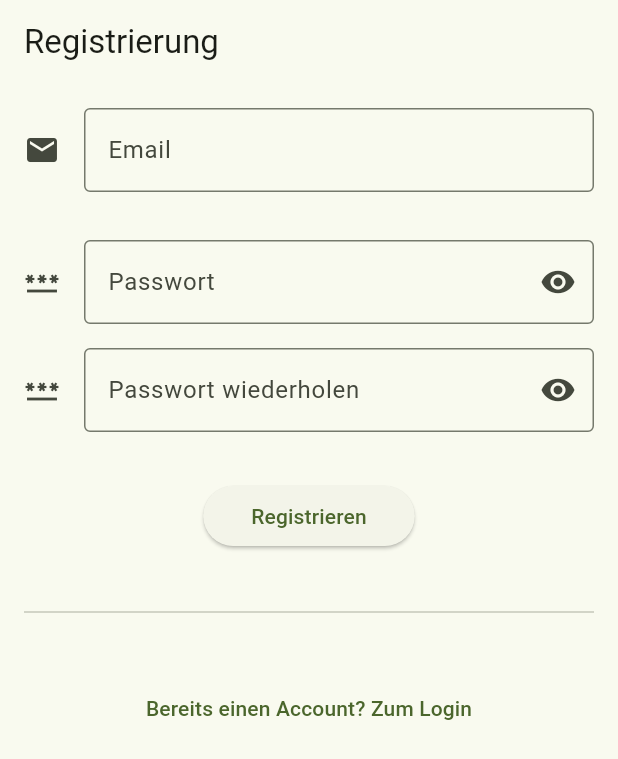
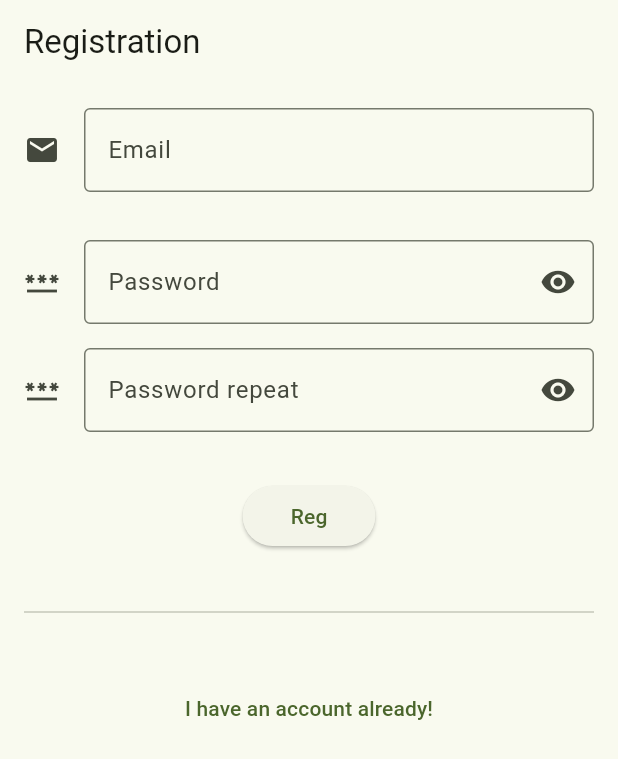
Before and after one commit to Janos85/my_todos, a Flutter app: the SignUpScreen screen opened directly, on a phone screen of 412 x 824 dp. Shown: the top 759 px of the screen. Run offline on Flutter 3.47's test engine with Material 3 defaults, Android fonts, the phone set to English and light mode, and no system bars; our stand-ins replace cloud_firestore, firebase_auth, firebase_core, shimmer; accounts and stored records are empty; network calls fail.

Commit message:
so changes

```diff
--- a/lib/src/features/login_screen.dart
+++ b/lib/src/features/login_screen.dart
@@ -60,7 +60,7 @@ class _LoginScreenState extends State<LoginScreen> {
                   obscureText: !showPassword,
                   decoration: InputDecoration(
                     border: const OutlineInputBorder(),
-                    labelText: "Passwort",
+                    labelText: "Password",
                     icon: const Icon(Icons.password),
                     suffixIcon: IconButton(
                       onPressed: () {
@@ -97,7 +97,7 @@ class _LoginScreenState extends State<LoginScreen> {
                           builder: (context) => const SignUpScreen(),
                         ));
                   },
-                  child: const Text("Noch keinen Account? Zur Registrierung"),
+                  child: const Text("Have no account? Reg hier!"),
                 ),
               ],
             ),
--- a/lib/src/features/sign_up_screen.dart
+++ b/lib/src/features/sign_up_screen.dart
@@ -40,7 +40,7 @@ class _SignUpScreenState extends State<SignUpScreen> {
   Widget build(BuildContext context) {
     return Scaffold(
       appBar: AppBar(
-        title: const Text("Registrierung"),
+        title: const Text("Registration"),
       ),
       body: SingleChildScrollView(
         child: Padding(
@@ -64,7 +64,7 @@ class _SignUpScreenState extends State<SignUpScreen> {
                   obscureText: !showPassword,
                   decoration: InputDecoration(
                     border: const OutlineInputBorder(),
-                    labelText: "Passwort",
+                    labelText: "Password",
                     icon: const Icon(Icons.password),
                     suffixIcon: IconButton(
                       onPressed: () {
@@ -85,7 +85,7 @@ class _SignUpScreenState extends State<SignUpScreen> {
                   obscureText: !showPassword,
                   decoration: InputDecoration(
                     border: const OutlineInputBorder(),
-                    labelText: "Passwort wiederholen",
+                    labelText: "Password repeat",
                     icon: const Icon(Icons.password),
                     suffixIcon: IconButton(
                       onPressed: () {
@@ -119,7 +119,7 @@ class _SignUpScreenState extends State<SignUpScreen> {
                   },
                   child: const Padding(
                     padding: EdgeInsets.all(8.0),
-                    child: Text("Registrieren"),
+                    child: Text("Reg"),
                   ),
                 ),
                 const SizedBox(height: 32),
@@ -133,7 +133,7 @@ class _SignUpScreenState extends State<SignUpScreen> {
                           builder: (context) => const LoginScreen(),
                         ));
                   },
-                  child: const Text("Bereits einen Account? Zum Login"),
+                  child: const Text("I have an account already!"),
                 ),
               ],
             ),
```
Also changed, not shown: 3 other files.
